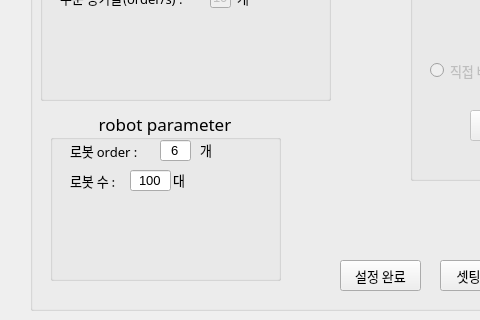
Qt form simulation_parameter_editor.ui (JeonHyeongJunKW/warehouse-simulator) before a commit; both pictures show x 0 to 480 and y 180 to 500 of the 1142 by 500 pixel window.
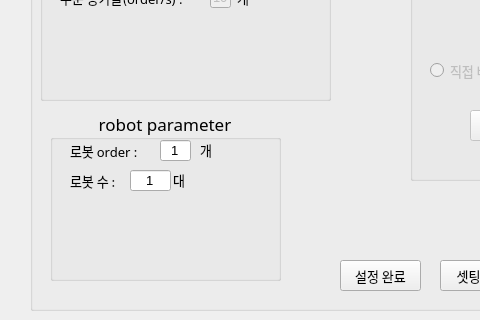
The same form after that commit.

Diff of the .ui file:
```diff
--- a/simulation_parameter_editor.ui
+++ b/simulation_parameter_editor.ui
@@ -356,7 +356,7 @@
       </font>
      </property>
      <property name="text">
-      <string>6</string>
+      <string>1</string>
      </property>
      <property name="frame">
       <bool>true</bool>
@@ -399,7 +399,7 @@
       </font>
      </property>
      <property name="text">
-      <string>100</string>
+      <string>1</string>
      </property>
      <property name="alignment">
       <set>Qt::AlignCenter</set>
```
